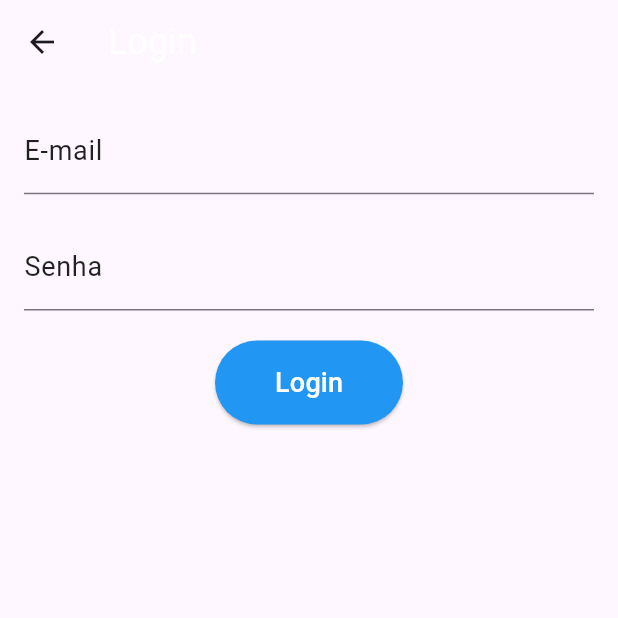
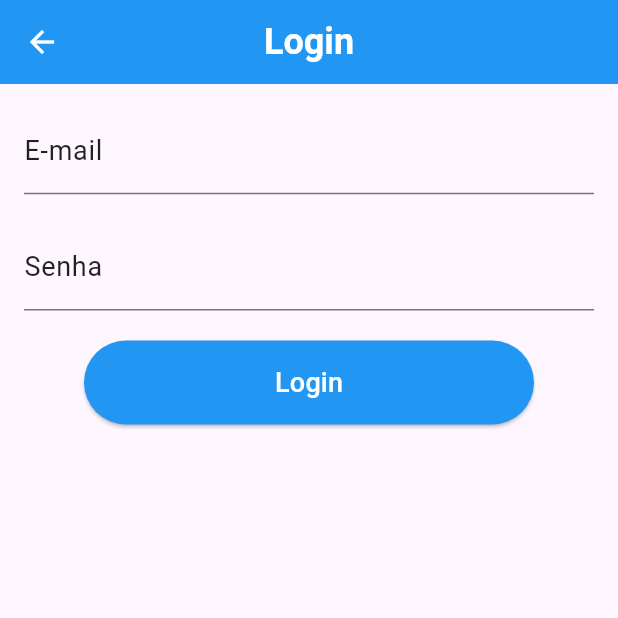
Before and after one commit to WellingtonADS/ideiacode_cadastro, a Flutter app: the screen it shows after launch, after a tap on "Login", on a phone screen of 412 x 824 dp, the top half of it. Run offline on Flutter 3.47's test engine with Material 3 defaults, Android fonts, the phone set to English and light mode, and no system bars; our stand-ins replace mask_text_input_formatter.

Commit message:
Changes to be committed: 	modified:   lib/Styles/app_styles.dart 	modified:   lib/main.dart 	modified:   lib/screens/add_client_screen.dart 	modified:   lib/screens/client_profile_screen.dart 	modified:   lib/screens/edit_client_screen.dart 	modified:   lib/screens/list_clients_screen.dart 	modified:   lib/screens/login_screen.dart 	modified:   lib/screens/main_screen.dart 	modified:   lib/screens/register_screen.dart

```diff
--- a/lib/Styles/app_styles.dart
+++ b/lib/Styles/app_styles.dart
@@ -4,11 +4,14 @@ class AppStyles {
   // Cores principais
   static const Color primaryColor = Colors.blue;
 
+  // Estilo de texto para títulos
   static const TextStyle titleTextStyle = TextStyle(
-    color: Colors.white,
     fontSize: 24,
+    fontWeight: FontWeight.bold,
+    color: Colors.black, // Cor dos títulos
   );
 
+  // Estilo de texto para subtítulos
   static const TextStyle subtitleTextStyle = TextStyle(
     fontSize: 18,
     fontWeight: FontWeight.normal,
@@ -37,7 +40,7 @@ class AppStyles {
   );
 
   // Estilo da AppBar
-  static AppBarTheme appBarTheme = const AppBarTheme(
+  static const AppBarTheme appBarTheme = AppBarTheme(
     backgroundColor: primaryColor,
     centerTitle: true,
     titleTextStyle: TextStyle(
@@ -53,7 +56,8 @@ class AppStyles {
   // Estilo de botão elevado
   static ButtonStyle elevatedButtonStyle = ElevatedButton.styleFrom(
     backgroundColor: primaryColor,
-    padding: const EdgeInsets.symmetric(horizontal: 40, vertical: 15),
+    padding: const EdgeInsets.symmetric(horizontal: 30, vertical: 15),
+    minimumSize: const Size(300, 50),
     shape: RoundedRectangleBorder(
       borderRadius: BorderRadius.circular(30),
     ),
--- a/lib/main.dart
+++ b/lib/main.dart
@@ -1,4 +1,5 @@
 import 'package:flutter/material.dart';
+import 'package:ideiacode_cadastro/Styles/app_styles.dart';
 import 'package:ideiacode_cadastro/routing/routes.dart';
 
 void main() {
@@ -13,8 +14,9 @@
     return MaterialApp(
       title: 'IdeiaCode Cadastro',
       theme: ThemeData(
-        primarySwatch: Colors.blue,
-        visualDensity: VisualDensity.adaptivePlatformDensity,
+        primaryColor: AppStyles.primaryColor,
+        appBarTheme: AppStyles.appBarTheme, // Aplicando o tema da AppBar globalmente
+
       ),
       initialRoute: Routes.mainScreen,
       routes: Routes.getRoutes(),
--- a/lib/screens/add_client_screen.dart
+++ b/lib/screens/add_client_screen.dart
@@ -41,10 +41,7 @@ class AddClientScreenState extends State<AddClientScreen> {
   Widget build(BuildContext context) {
     return Scaffold(
       appBar: AppBar(
-        title: const Text('Adicionar Cliente', style: AppStyles.titleTextStyle), // Aplicando estilo de texto do título da AppBar
-        centerTitle: true,
-        backgroundColor: AppStyles.primaryColor,
-        iconTheme: const IconThemeData(color: Colors.white),
+        title: const Text('Adicionar Cliente'),
       ),
       body: Padding(
         padding: const EdgeInsets.all(16.0),
--- a/lib/screens/client_profile_screen.dart
+++ b/lib/screens/client_profile_screen.dart
@@ -39,9 +39,7 @@ class ClientProfileScreenState extends State<ClientProfileScreen> {
   Widget build(BuildContext context) {
     return Scaffold(
       appBar: AppBar(
-        title: const Text('Perfil do Cliente', style: AppStyles.titleTextStyle), // Aplicando estilo de texto do título da AppBar
-        backgroundColor: AppStyles.primaryColor, // Aplicando cor de fundo da AppBar
-        centerTitle: true,
+        title: const Text('Perfil do Cliente'), // Aplicando estilo de texto do título da AppBar
         iconTheme: const IconThemeData(color: Colors.white),
         actions: [
           IconButton(
--- a/lib/screens/edit_client_screen.dart
+++ b/lib/screens/edit_client_screen.dart
@@ -58,10 +58,7 @@ class EditClientScreenState extends State<EditClientScreen> {
   Widget build(BuildContext context) {
     return Scaffold(
       appBar: AppBar(
-        title: const Text('Editar Cliente', style: AppStyles.titleTextStyle), // Aplicando estilo de texto do título da AppBar
-        backgroundColor: AppStyles.primaryColor, // Aplicando cor de fundo da AppBar
-        centerTitle: true,
-        iconTheme: const IconThemeData(color: Colors.white),
+        title: const Text('Editar Cliente'),
       ),
       body: Padding(
         padding: const EdgeInsets.all(16.0),
--- a/lib/screens/list_clients_screen.dart
+++ b/lib/screens/list_clients_screen.dart
@@ -11,7 +11,7 @@ class ListClientsScreen extends StatelessWidget {
   Widget build(BuildContext context) {
     return Scaffold(
       appBar: AppBar(
-        title: const Text('Lista de Clientes', style: AppStyles.titleTextStyle), // Aplicando estilo de texto do título da AppBar
+        title: const Text('Lista de Clientes'),
       ),
       body: clients.isEmpty
           ? const Center(child: Text('Nenhum cliente cadastrado.', style: AppStyles.subtitleTextStyle)) // Aplicando estilo de texto para mensagem
--- a/lib/screens/login_screen.dart
+++ b/lib/screens/login_screen.dart
@@ -40,7 +40,7 @@ class LoginScreenState extends State<LoginScreen> {
   Widget build(BuildContext context) {
     return Scaffold(
       appBar: AppBar(
-        title: const Text('Login', style: AppStyles.titleTextStyle), // Utilizando o estilo de texto do título da AppBar
+        title: const Text('Login'),
       ),
       body: Center(
         child: Container(
--- a/lib/screens/main_screen.dart
+++ b/lib/screens/main_screen.dart
@@ -11,11 +11,7 @@ class MainScreen extends StatelessWidget {
       appBar: AppBar(
         title: const Text(
           'Sistema de Cadastro',
-          style: AppStyles.titleTextStyle,
         ),
-        centerTitle: true,
-        backgroundColor: AppStyles.primaryColor,
-        elevation: 0,
       ),
       body: Center(
         child: Column(
--- a/lib/screens/register_screen.dart
+++ b/lib/screens/register_screen.dart
@@ -29,11 +29,7 @@ class RegisterScreenState extends State<RegisterScreen> {
   Widget build(BuildContext context) {
     return Scaffold(
       appBar: AppBar(
-        title: const Text('Criar Conta', style: AppStyles.titleTextStyle),
-        // Utilizando o estilo de texto do app_styles.dart
-        backgroundColor: AppStyles.primaryColor, // Cor de fundo da AppBar
-        centerTitle: true, // Título centralizado
-        iconTheme: AppStyles.appBarTheme.iconTheme, // Ícone de voltar branco
+        title: const Text('Criar Conta'),
       ),
       body: Center(
         child: Container(
```
